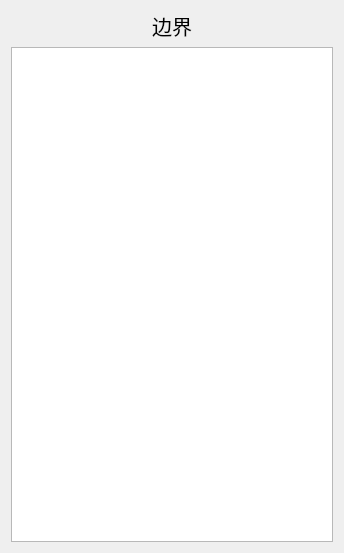
The window that src/FormMesh.ui (Aiopr-bits/MAVES) describes before a commit, drawn with Qt 5.
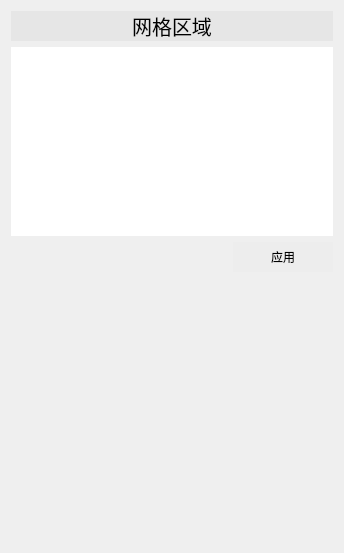
The same window after the commit.

Commit message: feat:网格子面板ui美化

```diff
--- a/src/FormMesh.ui
+++ b/src/FormMesh.ui
@@ -15,16 +15,40 @@
   </property>
   <layout class="QGridLayout" name="gridLayout">
    <item row="0" column="0">
+    <layout class="QVBoxLayout" name="verticalLayout_2" stretch="5,0,6">
+     <item>
     <layout class="QVBoxLayout" name="verticalLayout">
      <item>
       <widget class="QLabel" name="label">
+         <property name="minimumSize">
+          <size>
+           <width>0</width>
+           <height>30</height>
+          </size>
+         </property>
+         <property name="maximumSize">
+          <size>
+           <width>16777215</width>
+           <height>30</height>
+          </size>
+         </property>
        <property name="font">
         <font>
          <pointsize>15</pointsize>
         </font>
        </property>
+         <property name="styleSheet">
+          <string notr="true">QLabel {
+    background-color: rgb(230, 230, 230);
+}
+
+QLabel:hover {
+    background-color: rgb(200, 200, 200);
+}
+</string>
+         </property>
        <property name="text">
-        <string>边界</string>
+          <string>网格区域</string>
        </property>
        <property name="alignment">
         <set>Qt::AlignCenter</set>
@@ -32,31 +56,98 @@
       </widget>
      </item>
      <item>
-      <widget class="QTableWidget" name="tableWidget">
+        <widget class="QTreeView" name="treeView">
        <property name="focusPolicy">
         <enum>Qt::NoFocus</enum>
        </property>
-       <property name="selectionBehavior">
-        <enum>QAbstractItemView::SelectRows</enum>
-       </property>
-       <property name="showGrid">
-        <bool>false</bool>
-       </property>
-       <property name="columnCount">
-        <number>2</number>
-       </property>
-       <attribute name="horizontalHeaderVisible">
-        <bool>false</bool>
-       </attribute>
-       <attribute name="horizontalHeaderStretchLastSection">
+         <property name="styleSheet">
+          <string notr="true">QTreeView::item{
+    padding:11px;
+}
+QTreeView {
+    border: none;
+}
+
+QTreeView::item {
+    background: #FFFFFF;
+}
+
+QTreeView::item:hover {
+    background: #F7F7F7;
+}
+
+QTreeView::item:selected {
+    background: #EEEEEE;
+}
+
+
+</string>
+         </property>
+         <property name="headerHidden">
         <bool>true</bool>
-       </attribute>
-       <attribute name="verticalHeaderVisible">
-        <bool>false</bool>
-       </attribute>
-       <column/>
-       <column/>
-      </widget>
+         </property>
+        </widget>
+       </item>
+      </layout>
+     </item>
+     <item>
+      <layout class="QHBoxLayout" name="horizontalLayout">
+       <item>
+        <spacer name="horizontalSpacer">
+         <property name="orientation">
+          <enum>Qt::Horizontal</enum>
+         </property>
+         <property name="sizeHint" stdset="0">
+          <size>
+           <width>40</width>
+           <height>20</height>
+          </size>
+         </property>
+        </spacer>
+       </item>
+       <item>
+        <widget class="QPushButton" name="pushButton">
+         <property name="minimumSize">
+          <size>
+           <width>100</width>
+           <height>30</height>
+          </size>
+         </property>
+         <property name="maximumSize">
+          <size>
+           <width>100</width>
+           <height>30</height>
+          </size>
+         </property>
+         <property name="styleSheet">
+          <string notr="true">QPushButton {
+    background-color: rgb(237, 237, 237);
+    border: none;
+}
+
+QPushButton:hover {
+    background-color: rgb(204, 204, 204);
+}</string>
+         </property>
+         <property name="text">
+          <string>应用</string>
+         </property>
+        </widget>
+       </item>
+      </layout>
+     </item>
+     <item>
+      <spacer name="verticalSpacer">
+       <property name="orientation">
+        <enum>Qt::Vertical</enum>
+       </property>
+       <property name="sizeHint" stdset="0">
+        <size>
+         <width>20</width>
+         <height>40</height>
+        </size>
+       </property>
+      </spacer>
      </item>
     </layout>
    </item>
```
Lines whose indentation alone changed are shown as unchanged. The commit also changes 8 other files.
